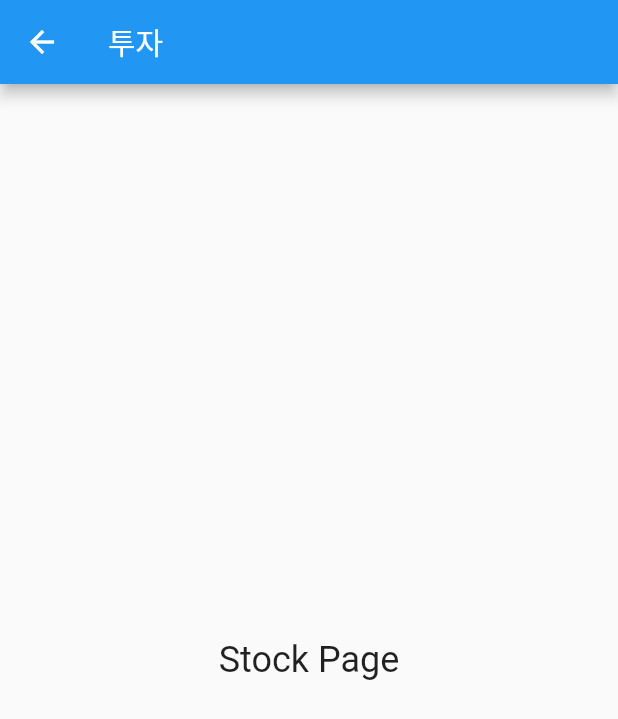
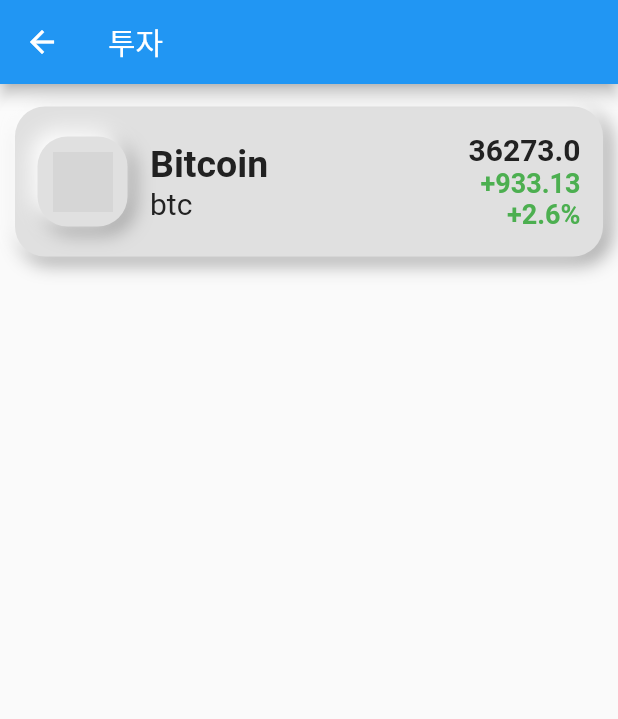
Before and after one commit to xide-projext/mid_project_8, a Flutter app: the StockPage screen opened by its route, on a phone screen of 412 x 824 dp. Shown: the top 719 px of the screen. Run offline on Flutter 3.47's test engine with Material 2 defaults, Android fonts, the phone set to English and light mode, and no system bars; our stand-ins replace shared_preferences, table_calendar; accounts and stored records are empty; network calls fail; grey boxes are pictures that could not be loaded.

Commit message:
Listview crypto

```diff
--- a/midterm/lib/main.dart
+++ b/midterm/lib/main.dart
@@ -3,6 +3,8 @@
 import 'package:shared_preferences/shared_preferences.dart';
 import 'dart:convert';
 import 'package:table_calendar/table_calendar.dart';
+
+
 
 void main() => runApp(const BudgetApp());
 
@@ -36,8 +38,8 @@
 
   int _currentIndex = 0;
   final List<Widget> _screens = [
-    MainPageContent(showTotal: 0.0),
-    StockPageContent(),
+    const MainPageContent(showTotal: 0.0),
+    const StockPageContent(),
   ];
 
   @override
@@ -635,19 +637,180 @@
     );
   }
 }
+
 class StockPageContent extends StatelessWidget {
   const StockPageContent({Key? key}) : super(key: key);
 
+
   @override
   Widget build(BuildContext context) {
-    return const Center(
-      child: Text(
-        'Stock Page',
-        style: TextStyle(fontSize: 24.0),
+    return Scaffold(
+      body: ListView(
+        scrollDirection: Axis.vertical,
+        children: [
+          CoinCard(
+            name: 'Bitcoin',
+            symbol: 'btc',
+            imageUrl:
+                'https://assets.coingecko.com/coins/images/1/large/bitcoin.png?1547033579',
+            price: 36273,
+            change: 933.13,
+            changePercentage: 2.6,
+          ),
+        ],
       ),
     );
   }
 }
+
+class CoinCard extends StatelessWidget {
+  CoinCard({
+    required this.name,
+    required this.symbol,
+    required this.imageUrl,
+    required this.price,
+    required this.change,
+    required this.changePercentage,
+  });
+
+
+  String name;
+  String symbol;
+  String imageUrl;
+  double price;
+  double change;
+  double changePercentage;
+
+  @override
+  Widget build(BuildContext context) {
+    return Padding(
+      padding: const EdgeInsets.only(top: 15, left: 10, right: 10),
+      child: Container(
+        height: 100,
+        decoration: BoxDecoration(
+          color: Colors.grey[300],
+          borderRadius: BorderRadius.circular(20),
+          boxShadow: const [
+            BoxShadow(
+              color: Colors.grey,
+              offset: Offset(4, 4),
+              blurRadius: 10,
+              spreadRadius: 1,
+            ),
+            BoxShadow(
+              color: Colors.white,
+              offset: Offset(-4, -4),
+              blurRadius: 10,
+              spreadRadius: 1,
+            ),
+          ],
+        ),
+        child: Row(
+          children: [
+            Padding(
+              padding: const EdgeInsets.all(15.0),
+              child: Container(
+                decoration: BoxDecoration(
+                  color: Colors.grey[300],
+                  borderRadius: BorderRadius.circular(20),
+                  boxShadow: const [
+                    BoxShadow(
+                      color: Colors.grey,
+                      offset: Offset(4, 4),
+                      blurRadius: 10,
+                      spreadRadius: 1,
+                    ),
+                    BoxShadow(
+                      color: Colors.white,
+                      offset: Offset(-4, -4),
+                      blurRadius: 10,
+                      spreadRadius: 1,
+                    ),
+                  ],
+                ),
+                height: 60,
+                width: 60,
+                child: Padding(
+                  padding: const EdgeInsets.all(10.0),
+                  child: Image.network(imageUrl),
+                ),
+              ),
+            ),
+            Expanded(
+              child: Container(
+                child: Column(
+                  mainAxisAlignment: MainAxisAlignment.center,
+                  crossAxisAlignment: CrossAxisAlignment.start,
+                  children: [
+                    FittedBox(
+                      fit: BoxFit.scaleDown,
+                      child: Text(
+                        name,
+                        style: TextStyle(
+                          color: Colors.grey[900],
+                          fontSize: 25,
+                          fontWeight: FontWeight.bold,
+                        ),
+                      ),
+                    ),
+                    Text(
+                      symbol,
+                      style: TextStyle(
+                        color: Colors.grey[900],
+                        fontSize: 20,
+                      ),
+                    ),
+                  ],
+                ),
+              ),
+            ),
+            Padding(
+              padding: const EdgeInsets.all(15.0),
+              child: Column(
+                mainAxisAlignment: MainAxisAlignment.center,
+                crossAxisAlignment: CrossAxisAlignment.end,
+                children: [
+                  Text(
+                    price.toDouble().toString(),
+                    style: TextStyle(
+                      color: Colors.grey[900],
+                      fontSize: 20,
+                      fontWeight: FontWeight.bold,
+                    ),
+                  ),
+                  Text(
+                    change.toDouble() < 0
+                        ? change.toDouble().toString()
+                        : '+' + change.toDouble().toString(),
+                    style: TextStyle(
+                      color: change.toDouble() < 0 ? Colors.red : Colors.green,
+                      fontSize: 18,
+                      fontWeight: FontWeight.bold,
+                    ),
+                  ),
+                  Text(
+                    changePercentage.toDouble() < 0
+                        ? changePercentage.toDouble().toString() + '%'
+                        : '+' + changePercentage.toDouble().toString() + '%',
+                    style: TextStyle(
+                      color: changePercentage.toDouble() < 0
+                          ? Colors.red
+                          : Colors.green,
+                      fontSize: 18,
+                      fontWeight: FontWeight.bold,
+                    ),
+                  ),
+                ],
+              ),
+            ),
+          ],
+        ),
+      ),
+    );
+  }
+}
+
+
 
 class StockPage extends StatelessWidget {
   const StockPage({Key? key}) : super(key: key);
@@ -658,7 +821,7 @@
       appBar: AppBar(
         title: const Text('투자'),
       ),
-      body: StockPageContent(),
+      body: const StockPageContent(),
     );
   }
 }
```
